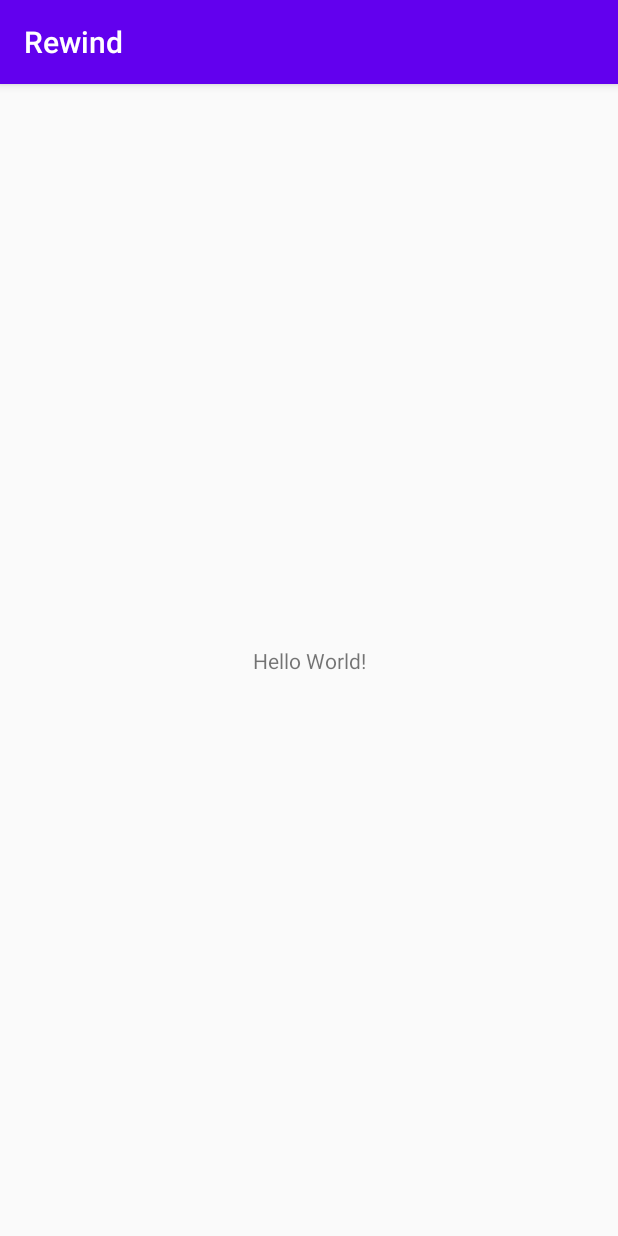
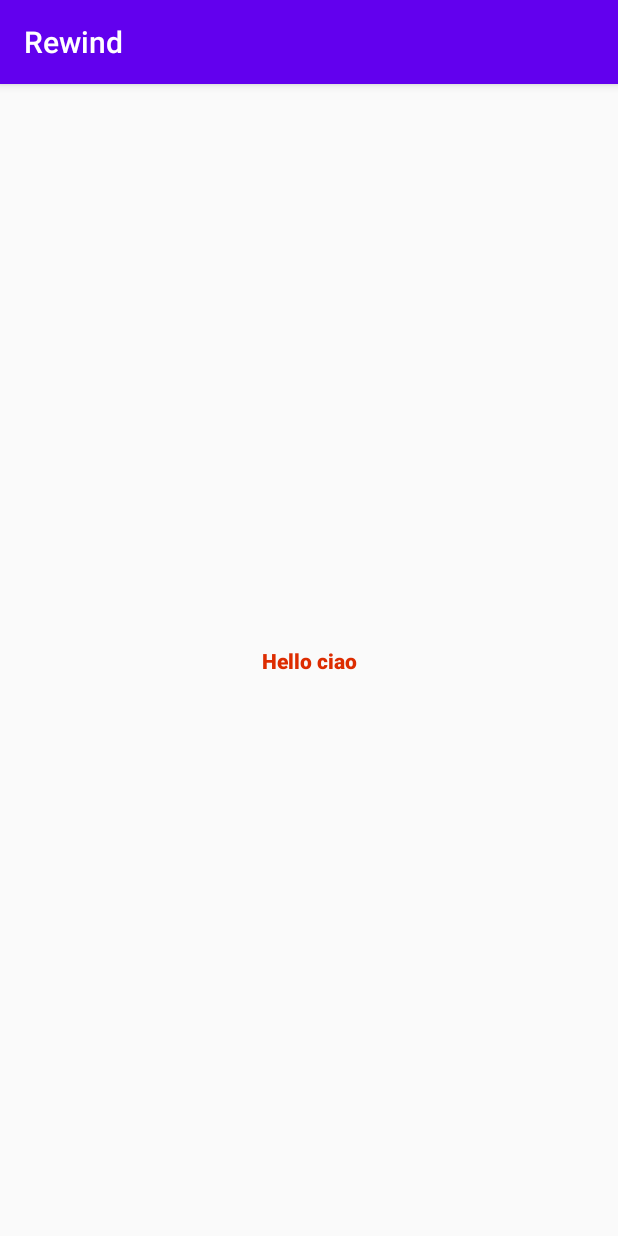
Before and after one commit to GiovanniFontani/Rewind, an Android app: the screen it shows after launch (MainActivity), on a phone screen of 412 x 824 dp. Run offline under Robolectric (Android 15) with nearby library versions, the phone set to English and light mode, and no system bars.

Commit message:
First Try

```diff
--- a/app/src/main/res/layout/activity_main.xml
+++ b/app/src/main/res/layout/activity_main.xml
@@ -7,9 +7,13 @@
     tools:context=".MainActivity">
 
     <TextView
+        android:id="@+id/textView"
         android:layout_width="wrap_content"
         android:layout_height="wrap_content"
-        android:text="Hello World!"
+        android:fontFamily="sans-serif-black"
+        android:text="@string/hello_world"
+        android:textAlignment="center"
+        android:textColor="#DD2C00"
         app:layout_constraintBottom_toBottomOf="parent"
         app:layout_constraintLeft_toLeftOf="parent"
         app:layout_constraintRight_toRightOf="parent"
--- a/app/src/main/res/values/strings.xml
+++ b/app/src/main/res/values/strings.xml
@@ -1,3 +1,4 @@
 <resources>
     <string name="app_name">Rewind</string>
+    <string name="hello_world">Hello ciao</string>
 </resources>
```
